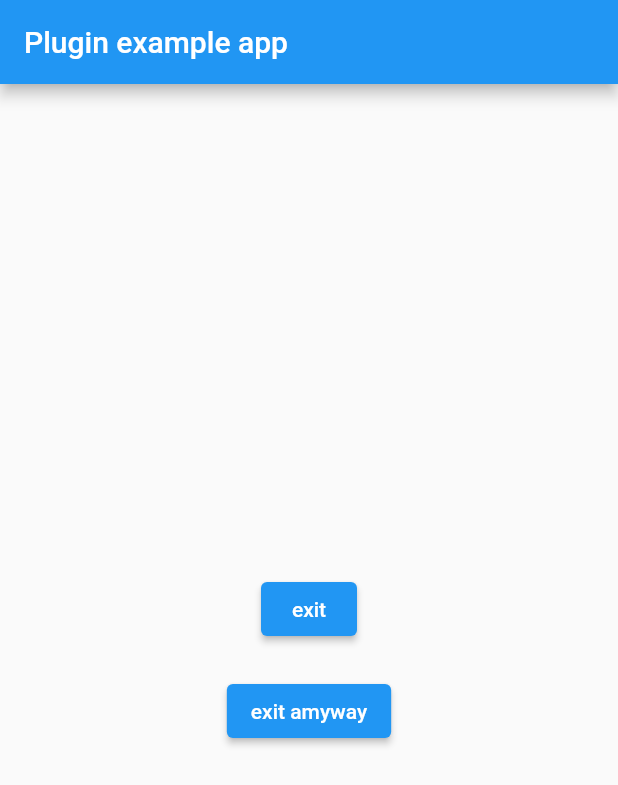
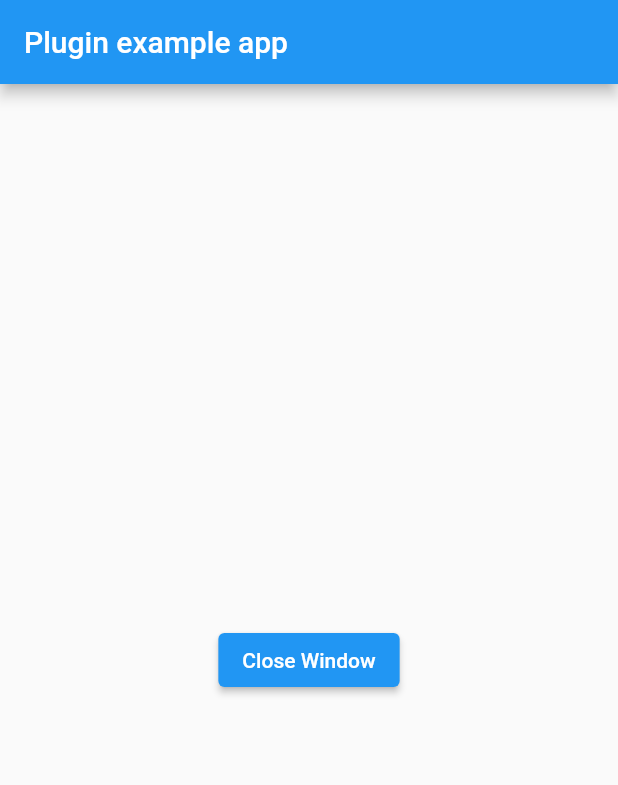
Before and after one commit to zonble/flutter_window_close, a Flutter app: the screen it shows after launch, on a phone screen of 412 x 824 dp. Shown: the top 785 px of the screen. Run offline on Flutter 3.47's test engine with Material 2 defaults, Android fonts, the light colour scheme and no system bars.

Commit message:
Completes the main function on Windows.

```diff
--- a/example/lib/main.dart
+++ b/example/lib/main.dart
@@ -17,14 +17,59 @@ class MyApp extends StatefulWidget {
 
 class _MyAppState extends State<MyApp> {
   @override
+  Widget build(BuildContext context) {
+    return const MaterialApp(
+      home: MainPage(),
+    );
+  }
+}
+
+class MainPage extends StatefulWidget {
+  const MainPage({Key? key}) : super(key: key);
+
+  @override
+  State<MainPage> createState() => _MainPageState();
+}
+
+class _MainPageState extends State<MainPage> {
+  var _alertShowing = false;
+
+  @override
   void initState() {
     super.initState();
+
+    FlutterWindowClose.setWindowShouldCloseHandler(() async {
+      if (_alertShowing) return false;
+
+      _alertShowing = true;
+
+      return await showDialog(
+          context: context,
+          builder: (context) {
+            return AlertDialog(
+              title: const Text('Do you really want to quit?'),
+              actions: [
+                ElevatedButton(
+                    onPressed: () {
+                      Navigator.of(context).pop(true);
+                      _alertShowing = false;
+                    },
+                    child: const Text('Yes')),
+                ElevatedButton(
+                    onPressed: () {
+                      Navigator.of(context).pop(false);
+                      _alertShowing = false;
+                    },
+                    child: const Text('No'))
+              ],
+            );
+          });
+    });
   }
 
   @override
   Widget build(BuildContext context) {
-    return MaterialApp(
-      home: Scaffold(
+    return Scaffold(
       appBar: AppBar(
         title: const Text('Plugin example app'),
       ),
@@ -34,18 +79,11 @@ class _MyAppState extends State<MyApp> {
         children: [
           ElevatedButton(
               onPressed: () {
-                  FlutterWindowClose.exit();
+                FlutterWindowClose.closeWindow();
               },
-                child: const Text('exit')),
-            const SizedBox(height: 20),
-            ElevatedButton(
-                onPressed: () {
-                  FlutterWindowClose.exitAnyway();
-                },
-                child: const Text('exit amyway')),
+              child: const Text('Close Window')),
         ],
       )),
-      ),
     );
   }
 }
--- a/lib/flutter_window_close.dart
+++ b/lib/flutter_window_close.dart
@@ -3,18 +3,34 @@ import 'dart:async';
 import 'package:flutter/services.dart';
 
 class FlutterWindowClose {
+  static Future<bool> Function()? _onWindowShoudClose;
+  static MethodChannel? _notificationChannel;
+
+  static void setWindowShouldCloseHandler(Future<bool> Function()? handler) {
+    _onWindowShoudClose = handler;
+    if (_notificationChannel == null) {
+      var channel = const MethodChannel('flutter_window_close_notification');
+      channel.setMethodCallHandler((call) async {
+        if (call.method == 'onWindowClose') {
+          final handler = FlutterWindowClose._onWindowShoudClose;
+          if (handler != null) {
+            final result = await handler();
+            if (result) {
+              _channel.invokeMethod('destroyWindow');
+            }
+          } else {
+            _channel.invokeMethod('destroyWindow');
+          }
+        }
+        return null;
+      });
+      _notificationChannel = _channel;
+    }
+  }
+
   static const MethodChannel _channel = MethodChannel('flutter_window_close');
 
-  static void exit({int exitCode = 0}) {
-    _channel.invokeMethod('exit', {'exit_code': exitCode});
+  static void closeWindow() {
+    _channel.invokeMethod('closeWindow');
   }
-
-  static void exitAnyway({int exitCode = 0}) {
-    _channel.invokeMethod('exitAnyWay', {'exit_code': exitCode});
-  }
-
-// static Future<String?> get platformVersion async {
-//   final String? version = await _channel.invokeMethod('getPlatformVersion');
-//   return version;
-// }
 }
```
Also changed, not shown: 2 other files. Lines whose indentation alone changed are shown as unchanged.
